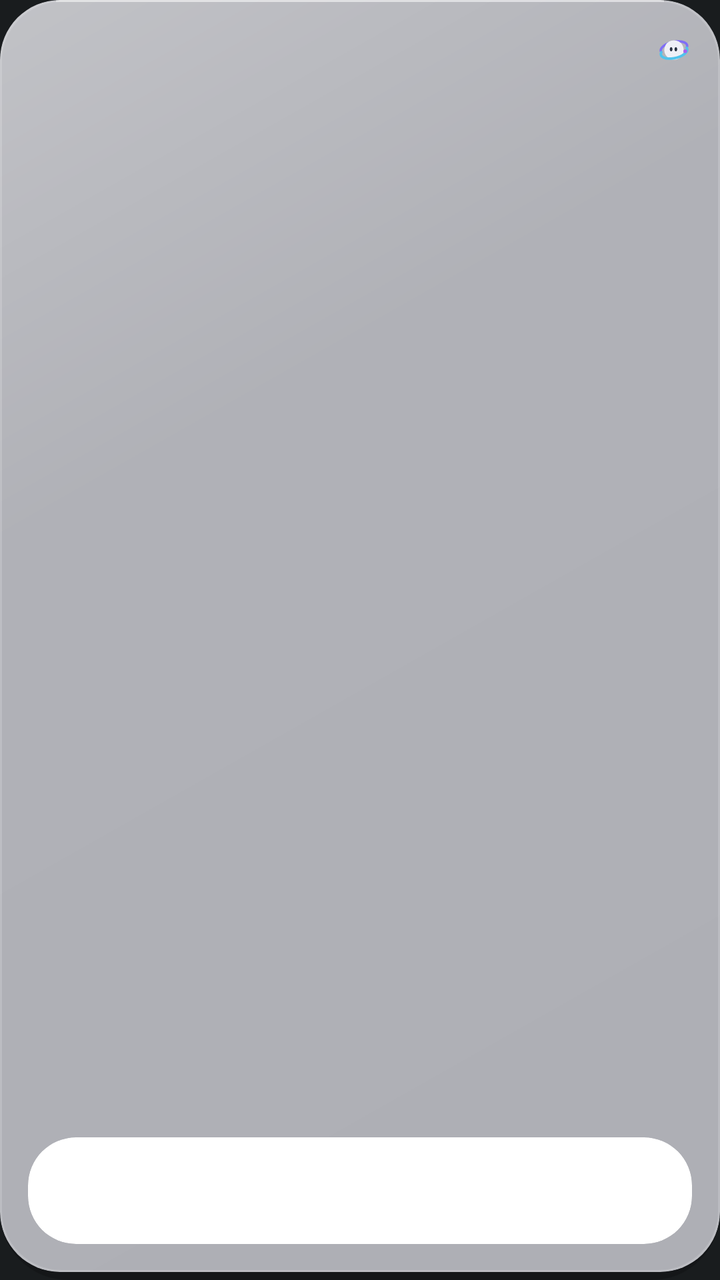
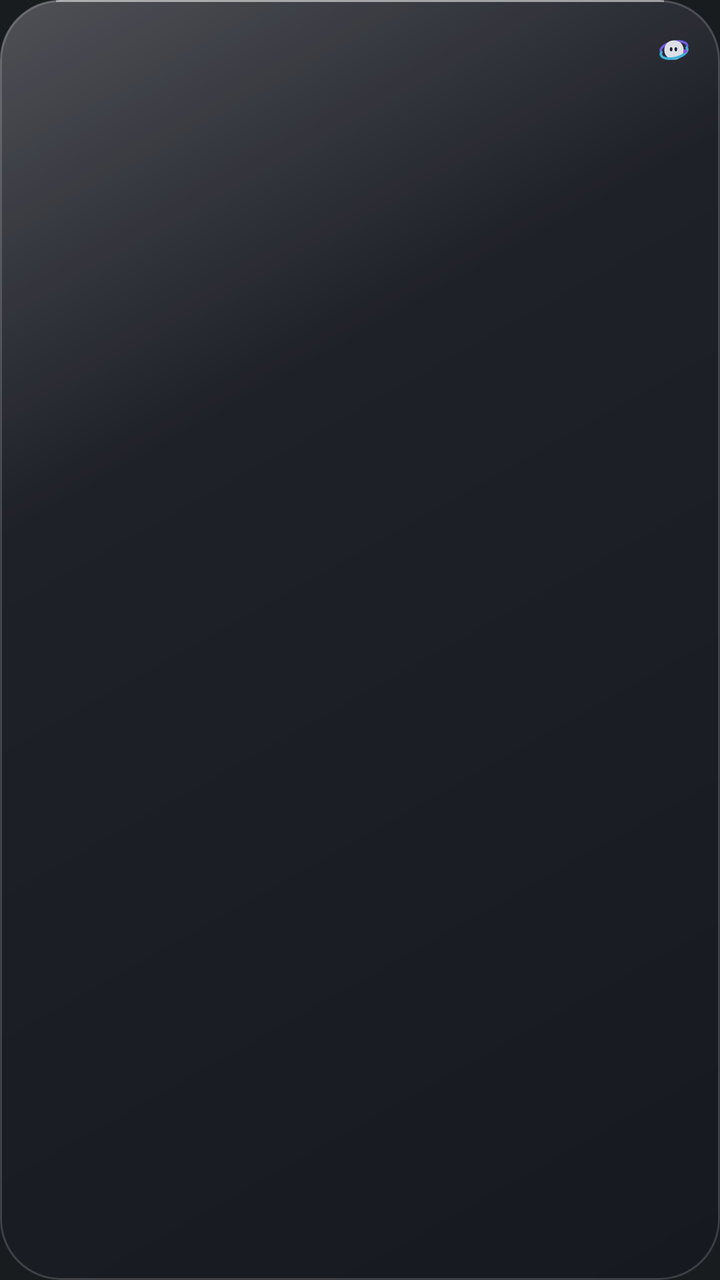

Screens rendered from an Android XML layout before and after an edit, with the pre-edit source and the edit as a unified diff.
<!-- AndroidManifest.xml: application theme Theme.MyApplication -->
<!-- res/layout/widget_aurix_mini.xml -->
<?xml version="1.0" encoding="utf-8"?>
<FrameLayout xmlns:android="http://schemas.android.com/apk/res/android"
    android:id="@+id/widget_mini_outer_shadow"
    android:layout_width="match_parent"
    android:layout_height="match_parent"
    android:background="@drawable/widget_shadow_soft"
    android:layoutDirection="locale"
    android:paddingBottom="4dp">

    <FrameLayout
        android:id="@+id/widget_mini_root"
        android:layout_width="match_parent"
        android:layout_height="match_parent"
        android:background="@drawable/widget_clip_30dp"
        android:clipToOutline="true">

        
        <ImageView
            android:id="@+id/widget_mini_bg_glow"
            android:layout_width="match_parent"
            android:layout_height="match_parent"
            android:contentDescription="@null"
            android:scaleType="centerCrop" />

        
        <FrameLayout
            android:id="@+id/widget_mini_bg_tint"
            android:layout_width="match_parent"
            android:layout_height="match_parent"
            android:background="#57121628" />

        
        <FrameLayout
            android:id="@+id/widget_mini_sheen"
            android:layout_width="match_parent"
            android:layout_height="match_parent"
            android:background="@drawable/widget_sheen_top_left" />

        
        <FrameLayout
            android:id="@+id/widget_mini_card_border"
            android:layout_width="match_parent"
            android:layout_height="match_parent"
            android:background="@drawable/widget_edge_glass_30dp" />

        
        <LinearLayout
            android:id="@+id/widget_mini_empty_container"
            android:layout_width="match_parent"
            android:layout_height="match_parent"
            android:gravity="center"
            android:orientation="vertical"
            android:padding="14dp"
            android:visibility="gone">

            <ImageView
                android:id="@+id/widget_mini_empty_orbi"
                android:layout_width="34dp"
                android:layout_height="34dp"
                android:contentDescription="@null"
                android:src="@drawable/ic_widget_orbi" />

            <ImageView
                android:id="@+id/widget_mini_empty_bitmap"
                android:layout_width="wrap_content"
                android:layout_height="wrap_content"
                android:layout_marginTop="8dp"
                android:adjustViewBounds="true"
                android:contentDescription="@null"
                android:scaleType="fitCenter"
                android:visibility="gone" />

            <TextView
                android:id="@+id/widget_mini_empty_text"
                android:layout_width="wrap_content"
                android:layout_height="wrap_content"
                android:layout_marginTop="8dp"
                android:ellipsize="end"
                android:gravity="center"
                android:maxLines="2"
                android:text="@string/widget_tap_to_play"
                android:textColor="#FFFFFF"
                android:textSize="13sp"
                android:textStyle="bold" />
        </LinearLayout>

        
        <LinearLayout
            android:id="@+id/widget_mini_content_container"
            android:layout_width="match_parent"
            android:layout_height="match_parent"
            android:orientation="vertical"
            android:padding="14dp">

            <LinearLayout
                android:layout_width="match_parent"
                android:layout_height="wrap_content"
                android:gravity="center_vertical"
                android:orientation="horizontal">

                <ImageView
                    android:id="@+id/widget_mini_eq_bitmap"
                    android:layout_width="32dp"
                    android:layout_height="22dp"
                    android:contentDescription="@null"
                    android:scaleType="fitStart" />

                <FrameLayout
                    android:layout_width="0dp"
                    android:layout_height="1dp"
                    android:layout_weight="1" />

                <ImageView
                    android:id="@+id/widget_mini_brand_orbi"
                    android:layout_width="18dp"
                    android:layout_height="18dp"
                    android:alpha="0.88"
                    android:contentDescription="@null"
                    android:src="@drawable/ic_widget_orbi" />
            </LinearLayout>

            <FrameLayout
                android:layout_width="match_parent"
                android:layout_height="0dp"
                android:layout_weight="1" />

            <FrameLayout
                android:id="@+id/widget_mini_meta_frame"
                android:layout_width="match_parent"
                android:layout_height="wrap_content"
                android:background="@drawable/widget_clip_24dp"
                android:clipToOutline="true">

                <ImageView
                    android:id="@+id/widget_mini_poster_panel_bg"
                    android:layout_width="match_parent"
                    android:layout_height="match_parent"
                    android:contentDescription="@null"
                    android:scaleType="centerCrop"
                    android:visibility="gone" />

                <LinearLayout
                    android:id="@+id/widget_mini_meta_inner"
                    android:layout_width="match_parent"
                    android:layout_height="wrap_content"
                    android:orientation="vertical"
                    android:padding="6dp">

                    <ImageView
                        android:id="@+id/widget_mini_title_bitmap"
                        android:layout_width="match_parent"
                        android:layout_height="wrap_content"
                        android:adjustViewBounds="true"
                        android:contentDescription="@null"
                        android:scaleType="fitStart"
                        android:visibility="gone" />

                    <TextView
                        android:id="@+id/widget_mini_title"
                        android:layout_width="match_parent"
                        android:layout_height="wrap_content"
                        android:ellipsize="end"
                        android:includeFontPadding="true"
                        android:maxLines="2"
                        android:textColor="#FFFFFF"
                        android:textSize="16sp"
                        android:textStyle="bold" />

                    <ImageView
                        android:id="@+id/widget_mini_artist_bitmap"
                        android:layout_width="match_parent"
                        android:layout_height="wrap_content"
                        android:layout_marginTop="2dp"
                        android:adjustViewBounds="true"
                        android:contentDescription="@null"
                        android:scaleType="fitStart"
                        android:visibility="gone" />

                    <TextView
                        android:id="@+id/widget_mini_artist"
                        android:layout_width="match_parent"
                        android:layout_height="wrap_content"
                        android:layout_marginTop="2dp"
                        android:ellipsize="end"
                        android:includeFontPadding="true"
                        android:maxLines="1"
                        android:singleLine="true"
                        android:textColor="#B3FFFFFF"
                        android:textSize="13sp" />
                </LinearLayout>
            </FrameLayout>
        </LinearLayout>
    </FrameLayout>
</FrameLayout>
<!-- resources referenced by this layout -->
<resources>
  <!-- drawable ic_widget_orbi (drawable) -->
  <?xml version="1.0" encoding="utf-8"?>
  <vector xmlns:android="http://schemas.android.com/apk/res/android"
      android:width="32dp"
      android:height="32dp"
      android:viewportWidth="48"
      android:viewportHeight="48">
      
      <path
          android:strokeColor="#7965FF"
          android:strokeWidth="3.2"
          android:strokeLineCap="round"
          android:pathData="M7,27 C4,22 12,15 24,13 C36,11 44,15 41,21" />
      
      <path
          android:fillColor="#F7F9FF"
          android:pathData="M24,11 A13,13 0 1,1 23.99,11 Z" />
      
      <path
          android:fillColor="#151F30"
          android:pathData="M20.2,20.2 A1.8,2.8 0 1,1 20.19,20.2 Z" />
      <path
          android:fillColor="#151F30"
          android:pathData="M26.5,20.2 A1.8,2.8 0 1,1 26.49,20.2 Z" />
      
      <path
          android:strokeColor="#43C7F4"
          android:strokeWidth="3.4"
          android:strokeLineCap="round"
          android:pathData="M41,21 C44,26 36,33 24,35 C12,37 4,33 7,27" />
      
      <path
          android:fillColor="#A855F7"
          android:pathData="M39,23 A2.6,2.6 0 1,1 38.99,23 Z" />
  </vector>
  <!-- drawable widget_clip_24dp (drawable) -->
  <?xml version="1.0" encoding="utf-8"?>
  <shape xmlns:android="http://schemas.android.com/apk/res/android"
      android:shape="rectangle">
      <solid android:color="#FFFFFFFF" />
      <corners android:radius="24dp" />
  </shape>
  <!-- drawable widget_clip_30dp (drawable) -->
  <?xml version="1.0" encoding="utf-8"?>
  <shape xmlns:android="http://schemas.android.com/apk/res/android"
      android:shape="rectangle">
      <solid android:color="#FFFFFFFF" />
      <corners android:radius="30dp" />
  </shape>
  <!-- drawable widget_edge_glass_30dp (drawable) -->
  <?xml version="1.0" encoding="utf-8"?>
  <layer-list xmlns:android="http://schemas.android.com/apk/res/android">
      <item>
          <shape android:shape="rectangle">
              <solid android:color="#00000000" />
              <stroke
                  android:width="1dp"
                  android:color="#29FFFFFF" />
              <corners android:radius="30dp" />
          </shape>
      </item>
      <item
          android:gravity="top"
          android:height="1dp"
          android:left="28dp"
          android:right="28dp">
          <shape android:shape="rectangle">
              <solid android:color="#73FFFFFF" />
          </shape>
      </item>
  </layer-list>
  <!-- drawable widget_shadow_soft (drawable) -->
  <?xml version="1.0" encoding="utf-8"?>
  <shape xmlns:android="http://schemas.android.com/apk/res/android"
      android:shape="rectangle">
      <gradient
          android:angle="270"
          android:endColor="#38000000"
          android:startColor="#00000000"
          android:type="linear" />
      <corners android:radius="34dp" />
  </shape>
  <!-- drawable widget_sheen_top_left (drawable) -->
  <?xml version="1.0" encoding="utf-8"?>
  <shape xmlns:android="http://schemas.android.com/apk/res/android"
      android:shape="rectangle">
      <gradient
          android:angle="315"
          android:centerColor="#08FFFFFF"
          android:centerX="0.32"
          android:centerY="0.32"
          android:endColor="#00FFFFFF"
          android:startColor="#3DFFFFFF"
          android:type="linear" />
  </shape>
  <string name="widget_tap_to_play">Tap to play music</string>
  <style name="Theme.MyApplication" parent="android:Theme.DeviceDefault.NoActionBar" />
</resources>

<!-- the commit's change to res/layout/widget_aurix_mini.xml (unified diff, before → after) -->
@@ -4,8 +4,7 @@
     android:layout_width="match_parent"
     android:layout_height="match_parent"
     android:background="@drawable/widget_shadow_soft"
-    android:layoutDirection="locale"
-    android:paddingBottom="4dp">
+    android:layoutDirection="locale">
 
     <FrameLayout
         android:id="@+id/widget_mini_root"
<!-- resource entries referenced after the edit -->
@@ -39,14 +39,14 @@
   <?xml version="1.0" encoding="utf-8"?>
   <shape xmlns:android="http://schemas.android.com/apk/res/android"
       android:shape="rectangle">
-      <solid android:color="#FFFFFFFF" />
+      <solid android:color="#01000000" />
       <corners android:radius="24dp" />
   </shape>
   <!-- drawable widget_clip_30dp (drawable) -->
   <?xml version="1.0" encoding="utf-8"?>
   <shape xmlns:android="http://schemas.android.com/apk/res/android"
       android:shape="rectangle">
-      <solid android:color="#FFFFFFFF" />
+      <solid android:color="#01000000" />
       <corners android:radius="30dp" />
   </shape>
   <!-- drawable widget_edge_glass_30dp (drawable) -->
@@ -75,12 +75,8 @@
   <?xml version="1.0" encoding="utf-8"?>
   <shape xmlns:android="http://schemas.android.com/apk/res/android"
       android:shape="rectangle">
-      <gradient
-          android:angle="270"
-          android:endColor="#38000000"
-          android:startColor="#00000000"
-          android:type="linear" />
-      <corners android:radius="34dp" />
+      <solid android:color="#00000000" />
+      <corners android:radius="28dp" />
   </shape>
   <!-- drawable widget_sheen_top_left (drawable) -->
   <?xml version="1.0" encoding="utf-8"?>
